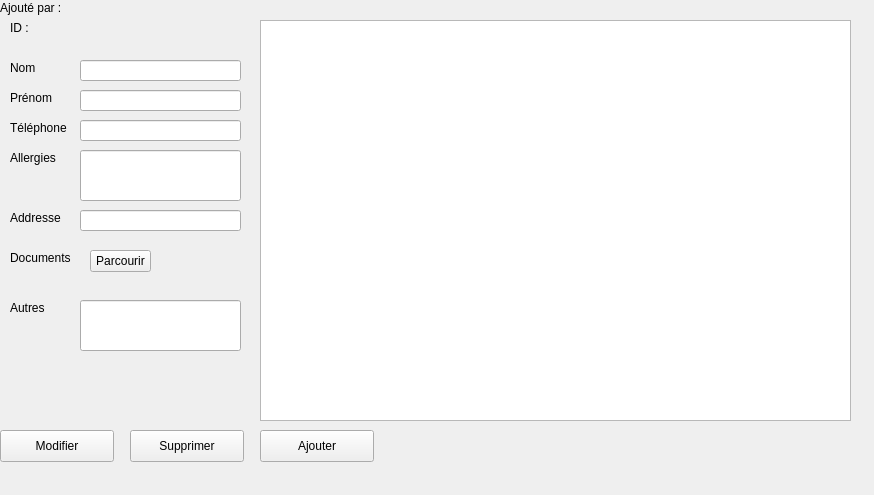
Qt form patientmanagement.ui (yassinourkia/EasyCab) before a commit.
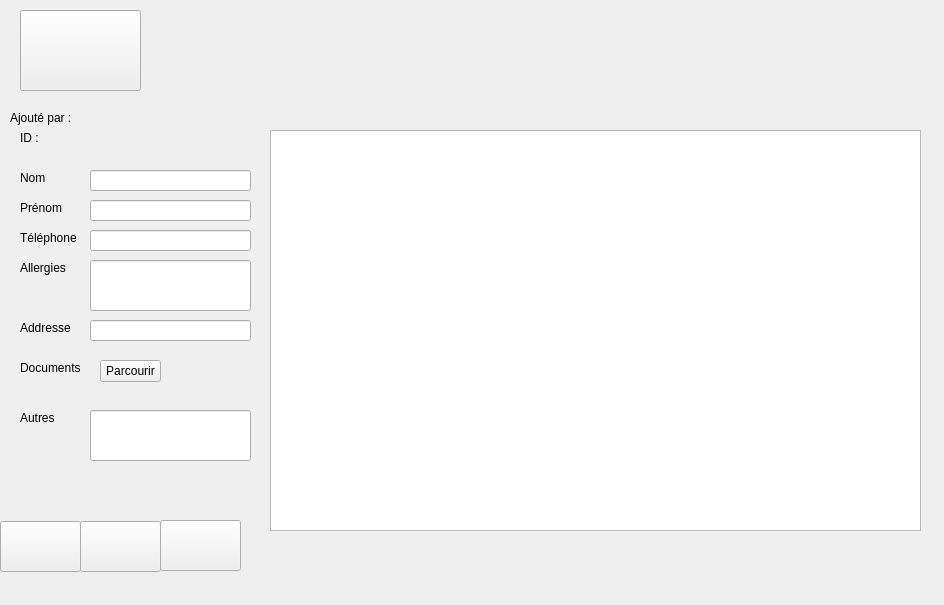
The same form after that commit.

What changed in the file:
```diff
--- a/patientmanagement.ui
+++ b/patientmanagement.ui
@@ -6,8 +6,8 @@
    <rect>
     <x>0</x>
     <y>0</y>
-    <width>874</width>
-    <height>495</height>
+    <width>944</width>
+    <height>605</height>
    </rect>
   </property>
   <property name="windowTitle">
@@ -16,9 +16,9 @@
   <widget class="QTableView" name="list">
    <property name="geometry">
     <rect>
-     <x>260</x>
-     <y>20</y>
-     <width>591</width>
+     <x>270</x>
+     <y>130</y>
+     <width>651</width>
      <height>401</height>
     </rect>
    </property>
@@ -26,8 +26,8 @@
   <widget class="QToolButton" name="toolButton">
    <property name="geometry">
     <rect>
-     <x>90</x>
-     <y>250</y>
+     <x>100</x>
+     <y>360</y>
      <width>61</width>
      <height>22</height>
     </rect>
@@ -39,8 +39,8 @@
   <widget class="QLabel" name="label_3">
    <property name="geometry">
     <rect>
-     <x>10</x>
-     <y>210</y>
+     <x>20</x>
+     <y>320</y>
      <width>59</width>
      <height>16</height>
     </rect>
@@ -52,8 +52,8 @@
   <widget class="QLineEdit" name="prenom">
    <property name="geometry">
     <rect>
-     <x>80</x>
-     <y>90</y>
+     <x>90</x>
+     <y>200</y>
      <width>161</width>
      <height>21</height>
     </rect>
@@ -62,8 +62,8 @@
   <widget class="QLineEdit" name="allergies">
    <property name="geometry">
     <rect>
-     <x>80</x>
-     <y>150</y>
+     <x>90</x>
+     <y>260</y>
      <width>161</width>
      <height>51</height>
     </rect>
@@ -73,20 +73,20 @@
    <property name="geometry">
     <rect>
      <x>0</x>
-     <y>430</y>
-     <width>114</width>
-     <height>32</height>
+     <y>521</y>
+     <width>81</width>
+     <height>51</height>
     </rect>
    </property>
    <property name="text">
-    <string>Modifier</string>
+    <string/>
    </property>
   </widget>
   <widget class="QLineEdit" name="nom">
    <property name="geometry">
     <rect>
-     <x>80</x>
-     <y>60</y>
+     <x>90</x>
+     <y>170</y>
      <width>161</width>
      <height>21</height>
     </rect>
@@ -95,8 +95,8 @@
   <widget class="QLabel" name="label_7">
    <property name="geometry">
     <rect>
-     <x>10</x>
-     <y>250</y>
+     <x>20</x>
+     <y>360</y>
      <width>71</width>
      <height>16</height>
     </rect>
@@ -108,8 +108,8 @@
   <widget class="QLineEdit" name="telephone">
    <property name="geometry">
     <rect>
-     <x>80</x>
-     <y>120</y>
+     <x>90</x>
+     <y>230</y>
      <width>161</width>
      <height>21</height>
     </rect>
@@ -118,8 +118,8 @@
   <widget class="QLabel" name="label_2">
    <property name="geometry">
     <rect>
-     <x>10</x>
-     <y>90</y>
+     <x>20</x>
+     <y>200</y>
      <width>59</width>
      <height>16</height>
     </rect>
@@ -131,8 +131,8 @@
   <widget class="QLineEdit" name="autres">
    <property name="geometry">
     <rect>
-     <x>80</x>
-     <y>300</y>
+     <x>90</x>
+     <y>410</y>
      <width>161</width>
      <height>51</height>
     </rect>
@@ -141,8 +141,8 @@
   <widget class="QLineEdit" name="addresse">
    <property name="geometry">
     <rect>
-     <x>80</x>
-     <y>210</y>
+     <x>90</x>
+     <y>320</y>
      <width>161</width>
      <height>21</height>
     </rect>
@@ -151,8 +151,8 @@
   <widget class="QLabel" name="label">
    <property name="geometry">
     <rect>
-     <x>10</x>
-     <y>60</y>
+     <x>20</x>
+     <y>170</y>
      <width>59</width>
      <height>16</height>
     </rect>
@@ -164,8 +164,8 @@
   <widget class="QLabel" name="label_6">
    <property name="geometry">
     <rect>
-     <x>10</x>
-     <y>300</y>
+     <x>20</x>
+     <y>410</y>
      <width>71</width>
      <height>16</height>
     </rect>
@@ -177,8 +177,8 @@
   <widget class="QLabel" name="label_4">
    <property name="geometry">
     <rect>
-     <x>10</x>
-     <y>120</y>
+     <x>20</x>
+     <y>230</y>
      <width>71</width>
      <height>16</height>
     </rect>
@@ -190,8 +190,8 @@
   <widget class="QLabel" name="label_5">
    <property name="geometry">
     <rect>
-     <x>10</x>
-     <y>150</y>
+     <x>20</x>
+     <y>260</y>
      <width>71</width>
      <height>16</height>
     </rect>
@@ -203,21 +203,21 @@
   <widget class="QPushButton" name="delete_2">
    <property name="geometry">
     <rect>
-     <x>130</x>
-     <y>430</y>
-     <width>114</width>
-     <height>32</height>
+     <x>80</x>
+     <y>521</y>
+     <width>81</width>
+     <height>51</height>
     </rect>
    </property>
    <property name="text">
-    <string>Supprimer</string>
+    <string/>
    </property>
   </widget>
   <widget class="QLabel" name="added_by">
    <property name="geometry">
     <rect>
-     <x>0</x>
-     <y>0</y>
+     <x>10</x>
+     <y>110</y>
      <width>71</width>
      <height>16</height>
     </rect>
@@ -229,8 +229,8 @@
   <widget class="QLabel" name="id_patient">
    <property name="geometry">
     <rect>
-     <x>10</x>
-     <y>20</y>
+     <x>20</x>
+     <y>130</y>
      <width>59</width>
      <height>16</height>
     </rect>
@@ -242,14 +242,27 @@
   <widget class="QPushButton" name="add">
    <property name="geometry">
     <rect>
-     <x>260</x>
-     <y>430</y>
-     <width>114</width>
-     <height>32</height>
+     <x>160</x>
+     <y>520</y>
+     <width>81</width>
+     <height>51</height>
     </rect>
    </property>
    <property name="text">
-    <string>Ajouter</string>
+    <string/>
+   </property>
+  </widget>
+  <widget class="QPushButton" name="dashboard">
+   <property name="geometry">
+    <rect>
+     <x>20</x>
+     <y>10</y>
+     <width>121</width>
+     <height>81</height>
+    </rect>
+   </property>
+   <property name="text">
+    <string/>
    </property>
   </widget>
  </widget>
```
